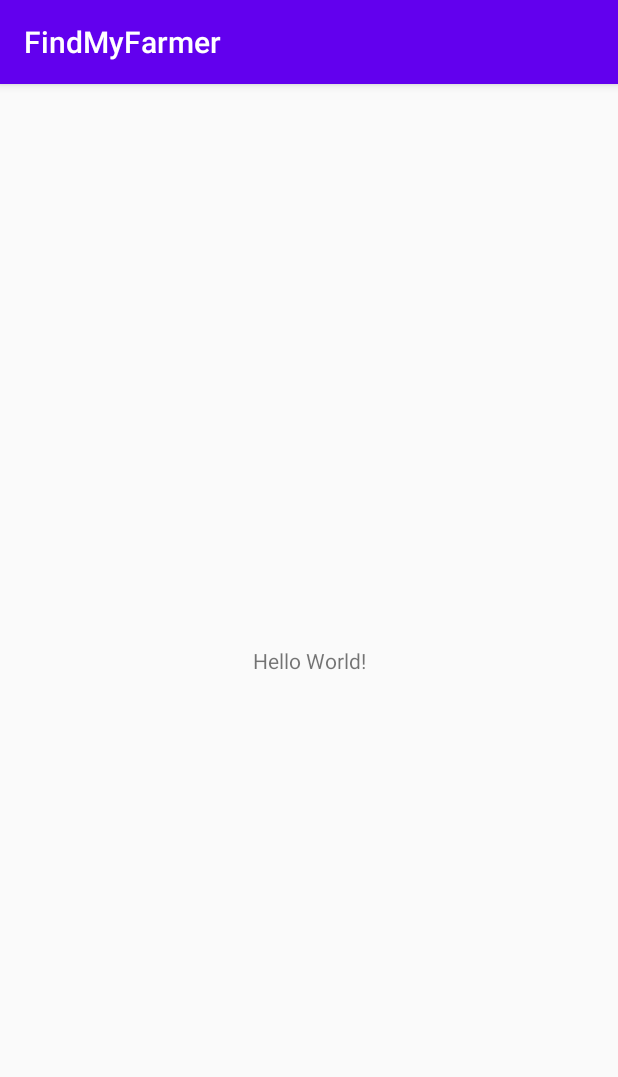
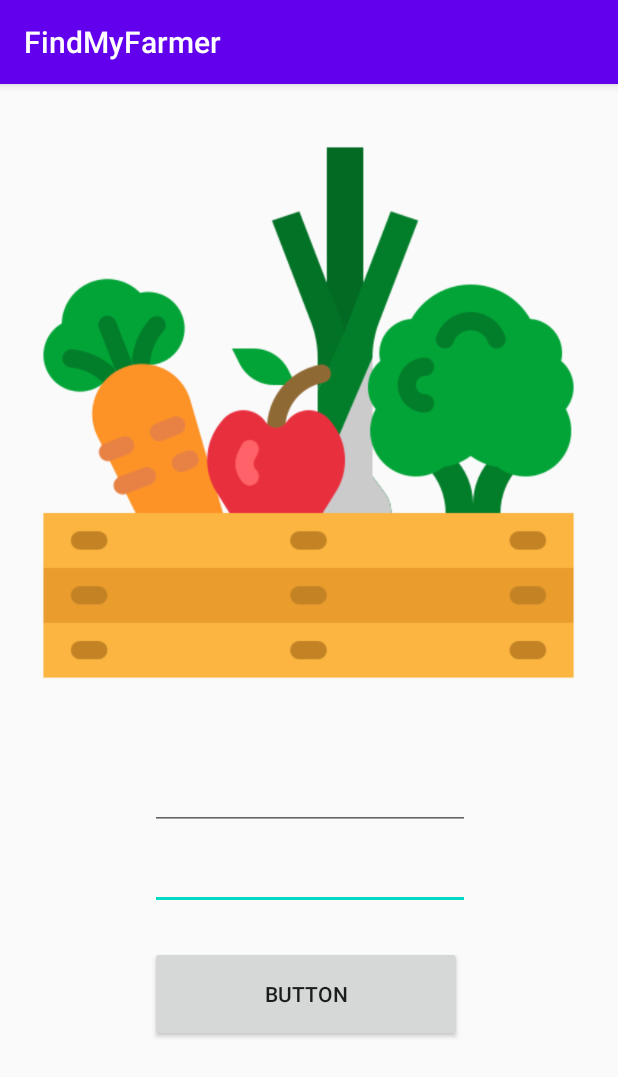
Before and after one commit to Afsar-Ahmed/Capstone-Jockey-Farmer, an Android app: the screen it shows after launch (MainActivity), on a phone screen of 412 x 824 dp. Shown: the top 1077 px of the screen. Run offline under Robolectric (Android 15) with nearby library versions, the phone set to English and light mode, and no system bars.

Commit message:
Test Commit

```diff
--- a/FindMyFarmer/app/build.gradle
+++ b/FindMyFarmer/app/build.gradle
@@ -29,6 +29,7 @@ dependencies {
     implementation 'androidx.core:core-ktx:1.3.1'
     implementation 'androidx.appcompat:appcompat:1.2.0'
     implementation 'androidx.constraintlayout:constraintlayout:2.0.1'
+    implementation 'com.google.android.material:material:1.2.1'
     testImplementation 'junit:junit:4.12'
     androidTestImplementation 'androidx.test.ext:junit:1.1.2'
     androidTestImplementation 'androidx.test.espresso:espresso-core:3.3.0'
--- a/FindMyFarmer/app/src/main/res/layout/activity_main.xml
+++ b/FindMyFarmer/app/src/main/res/layout/activity_main.xml
@@ -6,13 +6,50 @@
     android:layout_height="match_parent"
     tools:context=".MainActivity">
 
-    <TextView
+    <EditText
+        android:id="@+id/editTextTextPassword"
         android:layout_width="wrap_content"
         android:layout_height="wrap_content"
-        android:text="Hello World!"
-        app:layout_constraintBottom_toBottomOf="parent"
-        app:layout_constraintLeft_toLeftOf="parent"
-        app:layout_constraintRight_toRightOf="parent"
-        app:layout_constraintTop_toTopOf="parent" />
+        android:layout_marginTop="8dp"
+        android:ems="10"
+        android:inputType="textPassword"
+        app:layout_constraintEnd_toEndOf="@+id/editTextTextEmailAddress"
+        app:layout_constraintHorizontal_bias="0.0"
+        app:layout_constraintStart_toStartOf="@+id/editTextTextEmailAddress"
+        app:layout_constraintTop_toBottomOf="@+id/editTextTextEmailAddress" />
+
+    <EditText
+        android:id="@+id/editTextTextEmailAddress"
+        android:layout_width="wrap_content"
+        android:layout_height="wrap_content"
+        android:layout_marginTop="18dp"
+        android:ems="10"
+        android:inputType="textEmailAddress"
+        app:layout_constraintEnd_toEndOf="parent"
+        app:layout_constraintHorizontal_bias="0.502"
+        app:layout_constraintStart_toStartOf="parent"
+        app:layout_constraintTop_toBottomOf="@+id/imageView" />
+
+    <ImageView
+        android:id="@+id/imageView"
+        android:layout_width="390dp"
+        android:layout_height="430dp"
+        android:layout_marginTop="4dp"
+        app:layout_constraintEnd_toEndOf="parent"
+        app:layout_constraintHorizontal_bias="0.476"
+        app:layout_constraintStart_toStartOf="parent"
+        app:layout_constraintTop_toTopOf="parent"
+        app:srcCompat="@drawable/harvest" />
+
+    <Button
+        android:id="@+id/button"
+        android:layout_width="208dp"
+        android:layout_height="64dp"
+        android:layout_marginTop="24dp"
+        android:text="Button"
+        app:layout_constraintEnd_toEndOf="@+id/editTextTextPassword"
+        app:layout_constraintHorizontal_bias="0.0"
+        app:layout_constraintStart_toStartOf="@+id/editTextTextPassword"
+        app:layout_constraintTop_toBottomOf="@+id/editTextTextPassword" />
 
 </androidx.constraintlayout.widget.ConstraintLayout>
```
Also changed, not shown: FindMyFarmer/app/src/main/res/drawable/harvest.png (added).
